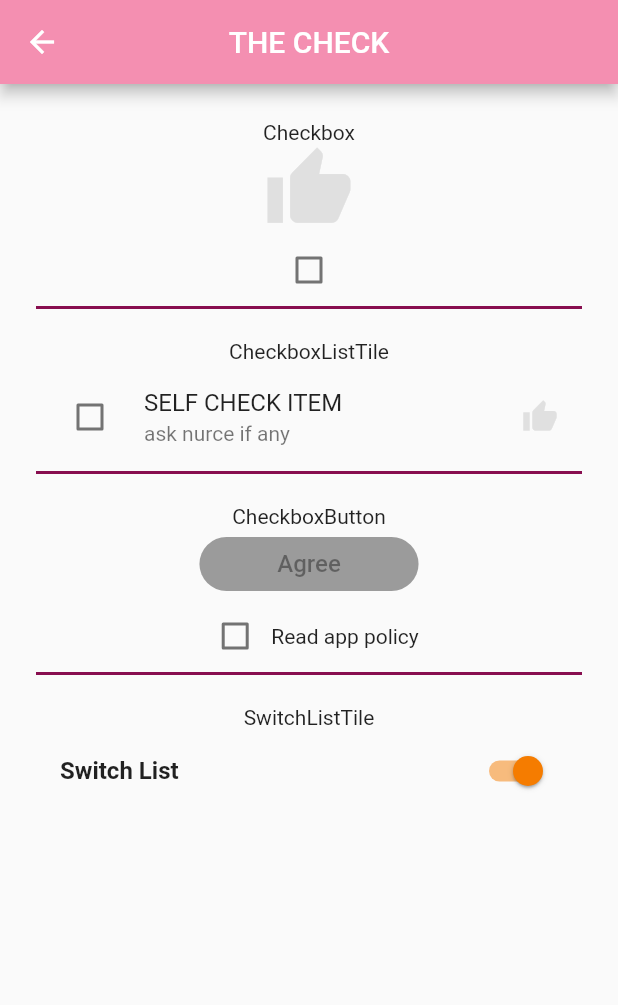
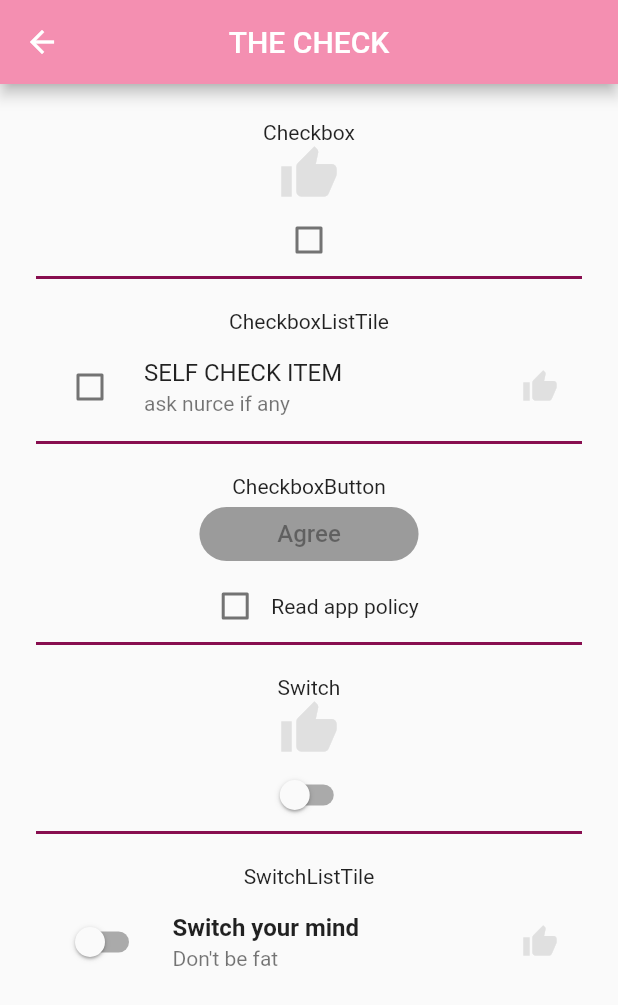
Before and after one commit to RYgithub1/medical_chart, a Flutter app: the ChnageFormPage screen opened directly, on a phone screen of 412 x 824 dp. Shown: the top 1005 px of the screen. Run offline on Flutter 3.47's test engine with Material 2 defaults, Android fonts, the phone set to English and light mode, and no system bars; our stand-ins replace cached_network_image, flutter_svg, font_awesome_flutter, percent_indicator, video_player.

Commit message:
Add Switch

```diff
--- a/lib/chnage_form_page.dart
+++ b/lib/chnage_form_page.dart
@@ -29,8 +29,16 @@ class _ChnageFormPageState extends State<ChnageFormPage> {
     });
   }
 
-  var _flagSwitchList = true;
-  void _handleCheckboxSwitchList(bool flagValueSwitchList) {
+
+  bool _flagSwitch = false;
+  void _handleSwitch(bool flagValueSwitch) {
+    setState(() {
+      _flagSwitch = flagValueSwitch;
+    });
+  }
+
+  bool _flagSwitchList = false;
+  void _handleSwitchListTile(bool flagValueSwitchList) {
     setState(() {
       _flagSwitchList = flagValueSwitchList;
     });
@@ -53,7 +61,9 @@ class _ChnageFormPageState extends State<ChnageFormPage> {
           backgroundColor: Colors.pink[200],
         ),
 
-        body: new Container(
+        body: new SingleChildScrollView(
+          child: new SafeArea(
+            child: new Container(
               padding: const EdgeInsets.all(12),
               margin: const EdgeInsets.all(12),
               child: new Column(
@@ -65,7 +75,7 @@ class _ChnageFormPageState extends State<ChnageFormPage> {
                       color: _flag
                         ? Colors.orange[700]
                         : Colors.grey[300],
-                  size: 60,
+                      size: 40,
                     ),
                   ),
                   new Checkbox(
@@ -122,19 +132,46 @@ class _ChnageFormPageState extends State<ChnageFormPage> {
 
                   new Divider(thickness:2 , height: 2, color: Colors.pink[900]), /// [--------]
                   new SizedBox(height: 20),
+                  new Text("Switch"),
+                  new Center(
+                    child: new Icon(
+                      Icons.thumb_up,
+                      color: _flagSwitch
+                        ? Colors.orange[700]
+                        : Colors.grey[300],
+                      size: 40,
+                    ),
+                  ),
+                  new Switch(
+                    activeColor: Colors.yellow,
+                    value: _flagSwitch,
+                    onChanged: _handleSwitch,
+                  ),
+
+                  new Divider(thickness:2 , height: 2, color: Colors.pink[900]), /// [--------]
+                  new SizedBox(height: 20),
                   new Text("SwitchListTile"),
                   new SwitchListTile(
-                activeColor: Colors.orange[700],
-                value: _flagSwitchList,
+                    activeColor: Colors.blue,
                     title: new Text(
-                  "Switch List",
+                      "Switch your mind",
                       style: new TextStyle(fontWeight: FontWeight.bold),
                     ),
-                onChanged: _handleCheckboxSwitchList,
-              )
-
+                    subtitle: new Text("Don't be fat"),
+                    secondary: new Icon(
+                      Icons.thumb_up,
+                      color: _flagSwitchList
+                        ? Colors.orange[700]
+                        : Colors.grey[300],
+                    ),
+                    controlAffinity: ListTileControlAffinity.leading,
+                    value: _flagSwitchList,
+                    onChanged: _handleSwitchListTile,
+                  ),
                 ],
               )
+            ),
+          ),
         ),
       ),
     );
```
Lines whose indentation alone changed are shown as unchanged.
